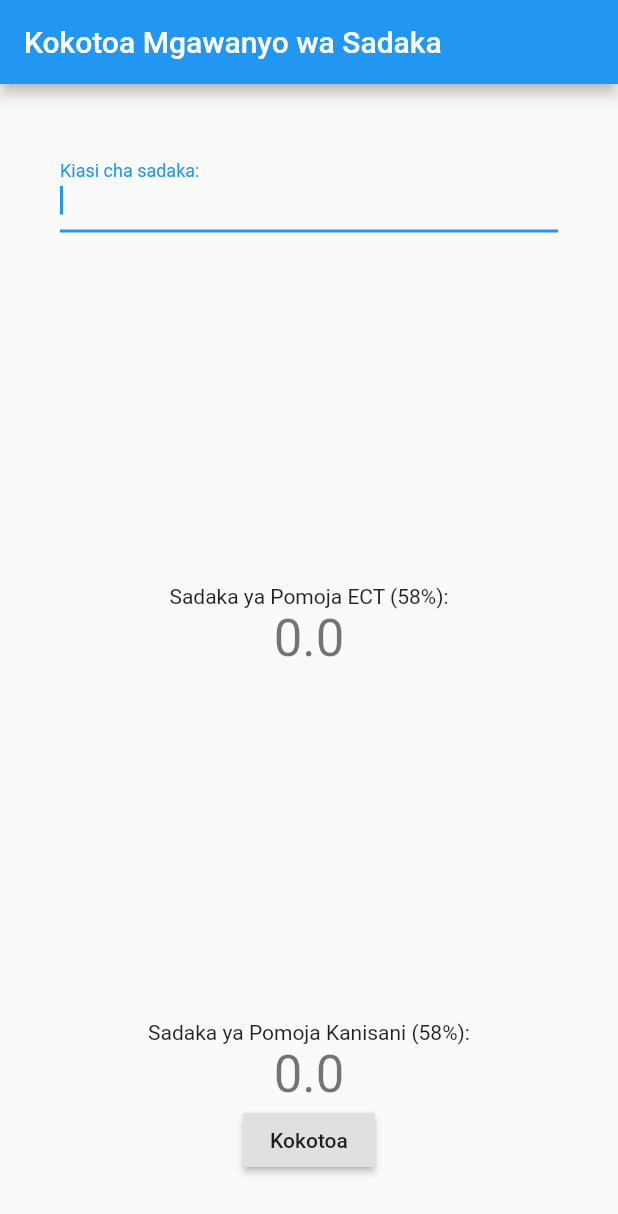
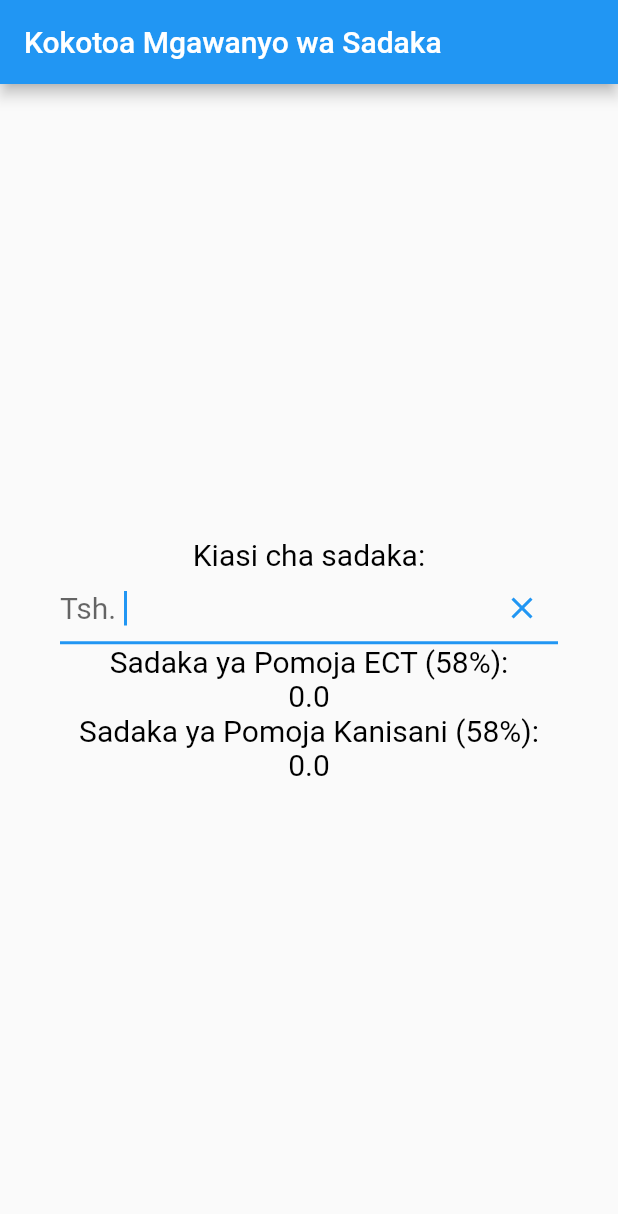
Before and after one commit to Tembocs/sadaka_calc, a Flutter app: the screen it shows after launch, on a phone screen of 412 x 824 dp. Shown: the top 1214 px of the screen. Run offline on Flutter 3.47's test engine with Material 2 defaults, Android fonts, the phone set to English and light mode, and no system bars.

Commit message:
Removed the calculate button, added more theme settings.

```diff
--- a/lib/main.dart
+++ b/lib/main.dart
@@ -19,7 +19,14 @@ class MyApp extends StatelessWidget {
         // Notice that the counter didn't reset back to zero; the application
         // is not restarted.
         primarySwatch: Colors.blue,
+        textTheme: TextTheme(
+          display1: TextStyle(
+            color: Colors.black,
+            fontSize: 20,
+          ),
+        ),
       ),
+
       home: MyHomePage(title: 'Kokotoa Mgawanyo wa Sadaka'),
     );
   }
@@ -56,7 +63,7 @@ class _MyHomePageState extends State<MyHomePage> {
     super.dispose();
   }
 
-  void _calculateSadakaPercent() {
+  void _calculateSadakaPercentage() {
     // This should be called after the calculate button is pressed
     setState(() {
       _userSadaka = double.parse(inputController.text);
@@ -66,12 +73,19 @@ class _MyHomePageState extends State<MyHomePage> {
     });
   }
 
+  void _clearSadakaPercentage() {
+    // When we clear the input field this be called
+    setState(() {
+          _sadakaECT = 0;
+          _sadakaKanisani = 0;
+    });
+  }
   // So that we have instant results as user types
   @override
   void initState() {
     super.initState();
 
-    inputController.addListener(_calculateSadakaPercent);
+    inputController.addListener(_calculateSadakaPercentage);
   }
 
   @override
@@ -110,34 +124,60 @@ class _MyHomePageState extends State<MyHomePage> {
           // horizontal).
           mainAxisAlignment: MainAxisAlignment.center,
           children: <Widget>[
+            Text(
+              'Kiasi cha sadaka:',
+              style: Theme.of(context).textTheme.display1,
+            ),
+
             TextField(
+              style: Theme.of(context).textTheme.display1,
               decoration: InputDecoration(
-                labelText: 'Kiasi cha sadaka:'
+                //labelText: 'Kiasi cha sadaka:',
+                prefixText: 'Tsh. ',
+
+                // For clearing input field
+                suffixIcon: IconButton(
+                  icon: Icon(Icons.clear),
+
+                  onPressed: () {
+                    inputController.clear();
+                    _clearSadakaPercentage();
+                  },
+                )
               ),
               autofocus: true,
               keyboardType: TextInputType.number,
               controller: inputController,
             ),
 
-            Spacer(flex: 1),
+            // Spacer(flex: 1),
 
-            Text('Sadaka ya Pomoja ECT (58%):'),
+            Text(
+              'Sadaka ya Pomoja ECT (58%):',
+              style: Theme.of(context).textTheme.display1,
+            ),
+
             Text(
               '$_sadakaECT',
               style: Theme.of(context).textTheme.display1,
             ),
 
-            Spacer(flex: 1),
-            Text('Sadaka ya Pomoja Kanisani (58%):'),
+            // Spacer(flex: 1),
+            Text(
+              'Sadaka ya Pomoja Kanisani (58%):',
+              style: Theme.of(context).textTheme.display1,
+            ),
+
             Text(
               '$_sadakaKanisani',
               style: Theme.of(context).textTheme.display1,
             ),
 
-            RaisedButton(
-              child: Text('Kokotoa'),
-              onPressed: _calculateSadakaPercent,
-            ),
+            // With instant value changes this button is redundant.
+            // RaisedButton(
+            //   child: Text('Kokotoa'),
+            //   onPressed: _calculateSadakaPercentage,
+            // ),
           ],
         ),
       ),
```
Also changed, not shown: 1 other file.
